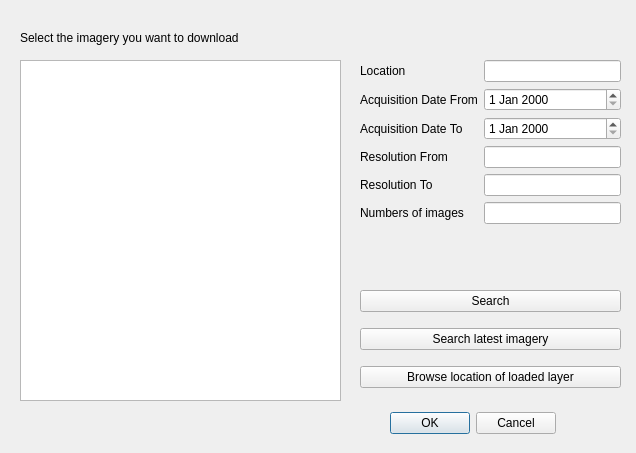
Qt form OpenAerialMap/gui/ui/img_search_dialog.ui (hotosm/oam-qgis-plugin) before a commit.
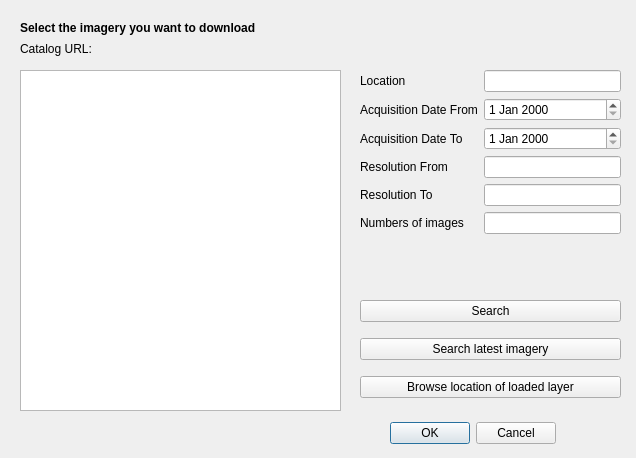
The same form after that commit.

Commit message: 1.modified GUI 2.made user-defined catalog url possible

```diff
--- a/OpenAerialMap/gui/ui/img_search_dialog.ui
+++ b/OpenAerialMap/gui/ui/img_search_dialog.ui
@@ -7,7 +7,7 @@
     <x>0</x>
     <y>0</y>
     <width>636</width>
-    <height>453</height>
+    <height>458</height>
    </rect>
   </property>
   <property name="windowTitle">
@@ -17,7 +17,7 @@
    <property name="geometry">
     <rect>
      <x>380</x>
-     <y>410</y>
+     <y>420</y>
      <width>176</width>
      <height>27</height>
     </rect>
@@ -33,7 +33,7 @@
    <property name="geometry">
     <rect>
      <x>360</x>
-     <y>60</y>
+     <y>70</y>
      <width>261</width>
      <height>201</height>
     </rect>
@@ -105,7 +105,7 @@
    <property name="geometry">
     <rect>
      <x>360</x>
-     <y>280</y>
+     <y>290</y>
      <width>261</width>
      <height>121</height>
     </rect>
@@ -138,7 +138,7 @@
    <property name="geometry">
     <rect>
      <x>20</x>
-     <y>60</y>
+     <y>70</y>
      <width>321</width>
      <height>341</height>
     </rect>
@@ -148,15 +148,34 @@
    <property name="geometry">
     <rect>
      <x>20</x>
-     <y>30</y>
+     <y>20</y>
      <width>331</width>
      <height>16</height>
     </rect>
    </property>
+   <property name="font">
+    <font>
+     <weight>75</weight>
+     <bold>true</bold>
+    </font>
+   </property>
    <property name="text">
     <string>Select the imagery you want to download</string>
    </property>
   </widget>
+  <widget class="QLabel" name="catalog_url_label">
+   <property name="geometry">
+    <rect>
+     <x>20</x>
+     <y>40</y>
+     <width>601</width>
+     <height>17</height>
+    </rect>
+   </property>
+   <property name="text">
+    <string>Catalog URL: </string>
+   </property>
+  </widget>
  </widget>
  <resources/>
  <connections/>
```
The commit also changes 5 other files.
